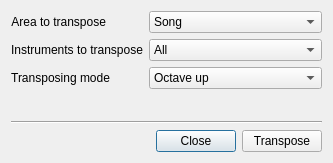
Qt form src/transposedialog.ui (gitGNU/gnu_tutka) before a commit.
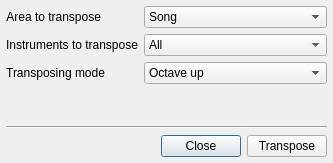
The same form after that commit.

Commit message: Fixes: margins didn't really rock

The edit to the form file:
```diff
--- a/src/transposedialog.ui
+++ b/src/transposedialog.ui
@@ -14,6 +14,12 @@
    <string>Transpose</string>
   </property>
   <layout class="QVBoxLayout" name="verticalLayout">
+   <property name="spacing">
+    <number>6</number>
+   </property>
+   <property name="margin">
+    <number>6</number>
+   </property>
    <item>
     <layout class="QFormLayout" name="formLayout">
      <property name="fieldGrowthPolicy">
@@ -131,6 +137,9 @@
    </item>
    <item>
     <layout class="QHBoxLayout" name="horizontalLayout">
+     <property name="spacing">
+      <number>6</number>
+     </property>
      <item>
       <widget class="QDialogButtonBox" name="buttonBox">
        <property name="orientation">
```
The commit also changes 12 other files.
